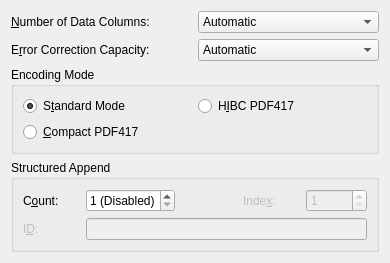
First picture: the form in frontend_qt/grpPDF417.ui, repository zint/zint, before the edit.
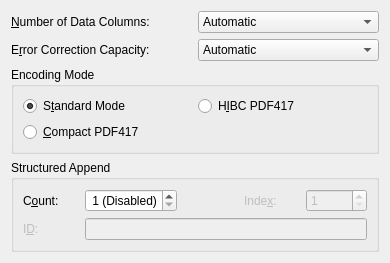
Second picture: the form after the edit.

The edit to the form file:
```diff
--- a/frontend_qt/grpPDF417.ui
+++ b/frontend_qt/grpPDF417.ui
@@ -362,7 +362,7 @@
 Value ranges from 1 (Disabled) to 99999</string>
         </property>
         <property name="specialValueText">
-         <string>1 (Disabled)</string>
+         <string> 1 (Disabled)</string>
         </property>
         <property name="minimum">
          <number>1</number>
```
Left out of the diff: 3 changed lines with no effect on the pictures.
